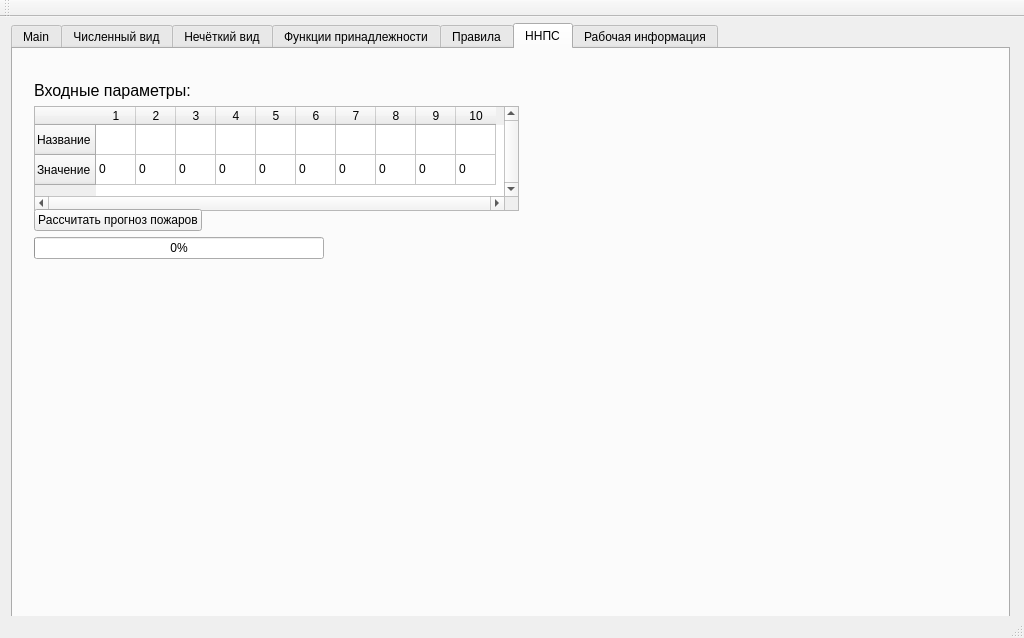
The window that FP_worth/FP_worth/fpworth.ui (kmi9work/Fires) describes before a commit, drawn with Qt 5.
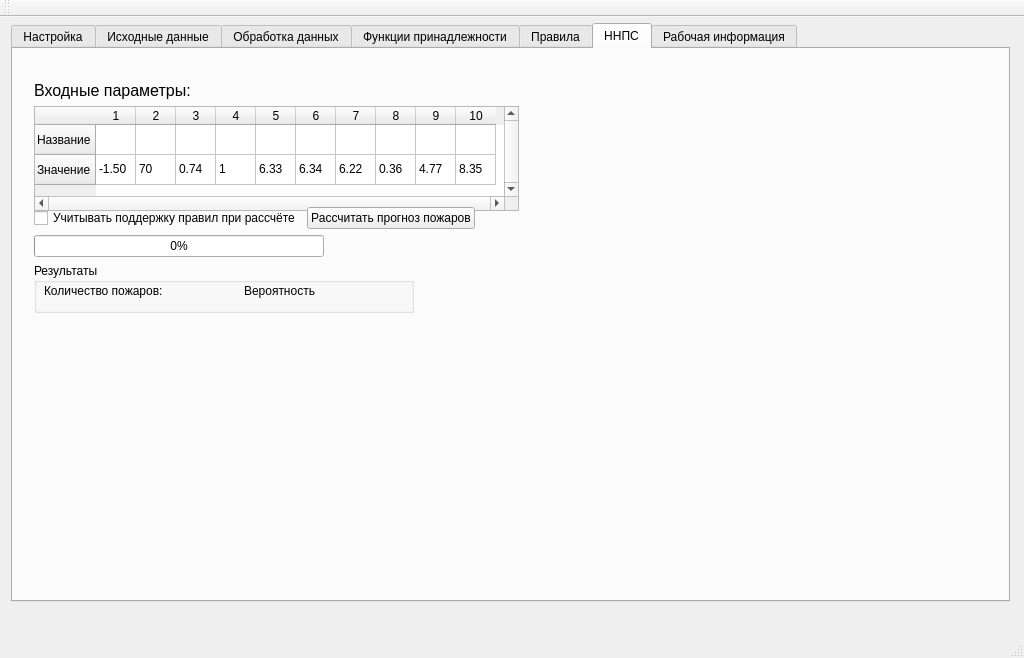
The same window after the commit. The open tabs and pages were chosen to show the change.

```diff
--- a/FP_worth/FP_worth/fpworth.ui
+++ b/FP_worth/FP_worth/fpworth.ui
@@ -7,7 +7,7 @@
     <x>0</x>
     <y>0</y>
     <width>1024</width>
-    <height>638</height>
+    <height>658</height>
    </rect>
   </property>
   <property name="windowTitle">
@@ -20,7 +20,7 @@
       <x>0</x>
       <y>-5</y>
       <width>1021</width>
-      <height>680</height>
+      <height>601</height>
      </rect>
     </property>
     <layout class="QHBoxLayout" name="horizontalLayout_12">
@@ -46,7 +46,7 @@
        </property>
        <widget class="QWidget" name="tab">
         <attribute name="title">
-         <string>Main</string>
+         <string>Настройка</string>
         </attribute>
         <layout class="QHBoxLayout" name="horizontalLayout">
          <item>
@@ -650,7 +650,7 @@
        </widget>
        <widget class="QWidget" name="tab_4">
         <attribute name="title">
-         <string>Численный вид</string>
+         <string>Исходные данные</string>
         </attribute>
         <widget class="QTableWidget" name="normalTable">
          <property name="geometry">
@@ -991,7 +991,7 @@
        </widget>
        <widget class="QWidget" name="tab_5">
         <attribute name="title">
-         <string>Нечёткий вид</string>
+         <string>Обработка данных</string>
         </attribute>
         <widget class="QTableWidget" name="fuzzyTable">
          <property name="geometry">
@@ -1786,7 +1786,7 @@
            <x>10</x>
            <y>20</y>
            <width>601</width>
-           <height>201</height>
+           <height>255</height>
           </rect>
          </property>
          <layout class="QVBoxLayout" name="verticalLayout_6">
@@ -1871,52 +1871,52 @@
               </item>
               <item row="1" column="0">
                <property name="text">
-                <string>0</string>
+                <string>-1.50</string>
                </property>
               </item>
               <item row="1" column="1">
                <property name="text">
-                <string>0</string>
+                <string>70</string>
                </property>
               </item>
               <item row="1" column="2">
                <property name="text">
-                <string>0</string>
+                <string>0.74</string>
                </property>
               </item>
               <item row="1" column="3">
                <property name="text">
-                <string>0</string>
+                <string>1</string>
                </property>
               </item>
               <item row="1" column="4">
                <property name="text">
-                <string>0</string>
+                <string>6.33</string>
                </property>
               </item>
               <item row="1" column="5">
                <property name="text">
-                <string>0</string>
+                <string>6.34</string>
                </property>
               </item>
               <item row="1" column="6">
                <property name="text">
-                <string>0</string>
+                <string>6.22</string>
                </property>
               </item>
               <item row="1" column="7">
                <property name="text">
-                <string>0</string>
+                <string>0.36</string>
                </property>
               </item>
               <item row="1" column="8">
                <property name="text">
-                <string>0</string>
+                <string>4.77</string>
                </property>
               </item>
               <item row="1" column="9">
                <property name="text">
-                <string>0</string>
+                <string>8.35</string>
                </property>
               </item>
              </widget>
@@ -1938,6 +1938,13 @@
           </item>
           <item>
            <layout class="QHBoxLayout" name="horizontalLayout_13">
+            <item>
+             <widget class="QCheckBox" name="suppRulesCheckBox">
+              <property name="text">
+               <string>Учитывать поддержку правил при рассчёте</string>
+              </property>
+             </widget>
+            </item>
             <item>
              <widget class="QPushButton" name="nnpsButton">
               <property name="text">
@@ -1984,6 +1991,88 @@
             </item>
            </layout>
           </item>
+          <item>
+           <layout class="QHBoxLayout" name="horizontalLayout_17">
+            <item>
+             <widget class="QGroupBox" name="groupBox_2">
+              <property name="minimumSize">
+               <size>
+                <width>380</width>
+                <height>50</height>
+               </size>
+              </property>
+              <property name="title">
+               <string>Результаты</string>
+              </property>
+              <widget class="QLabel" name="label_4">
+               <property name="geometry">
+                <rect>
+                 <x>10</x>
+                 <y>20</y>
+                 <width>121</width>
+                 <height>16</height>
+                </rect>
+               </property>
+               <property name="text">
+                <string>Количество пожаров:</string>
+               </property>
+              </widget>
+              <widget class="QLabel" name="label_17">
+               <property name="geometry">
+                <rect>
+                 <x>210</x>
+                 <y>20</y>
+                 <width>71</width>
+                 <height>16</height>
+                </rect>
+               </property>
+               <property name="text">
+                <string>Вероятность</string>
+               </property>
+              </widget>
+              <widget class="QLabel" name="fireCountLabel">
+               <property name="geometry">
+                <rect>
+                 <x>140</x>
+                 <y>20</y>
+                 <width>61</width>
+                 <height>16</height>
+                </rect>
+               </property>
+               <property name="text">
+                <string/>
+               </property>
+              </widget>
+              <widget class="QLabel" name="probLabel">
+               <property name="geometry">
+                <rect>
+                 <x>290</x>
+                 <y>20</y>
+                 <width>61</width>
+                 <height>16</height>
+                </rect>
+               </property>
+               <property name="text">
+                <string/>
+               </property>
+              </widget>
+             </widget>
+            </item>
+            <item>
+             <spacer name="horizontalSpacer_13">
+              <property name="orientation">
+               <enum>Qt::Horizontal</enum>
+              </property>
+              <property name="sizeHint" stdset="0">
+               <size>
+                <width>40</width>
+                <height>20</height>
+               </size>
+              </property>
+             </spacer>
+            </item>
+           </layout>
+          </item>
          </layout>
         </widget>
        </widget>
```
Left out of the diff: 123 changed lines with no effect on the pictures.
